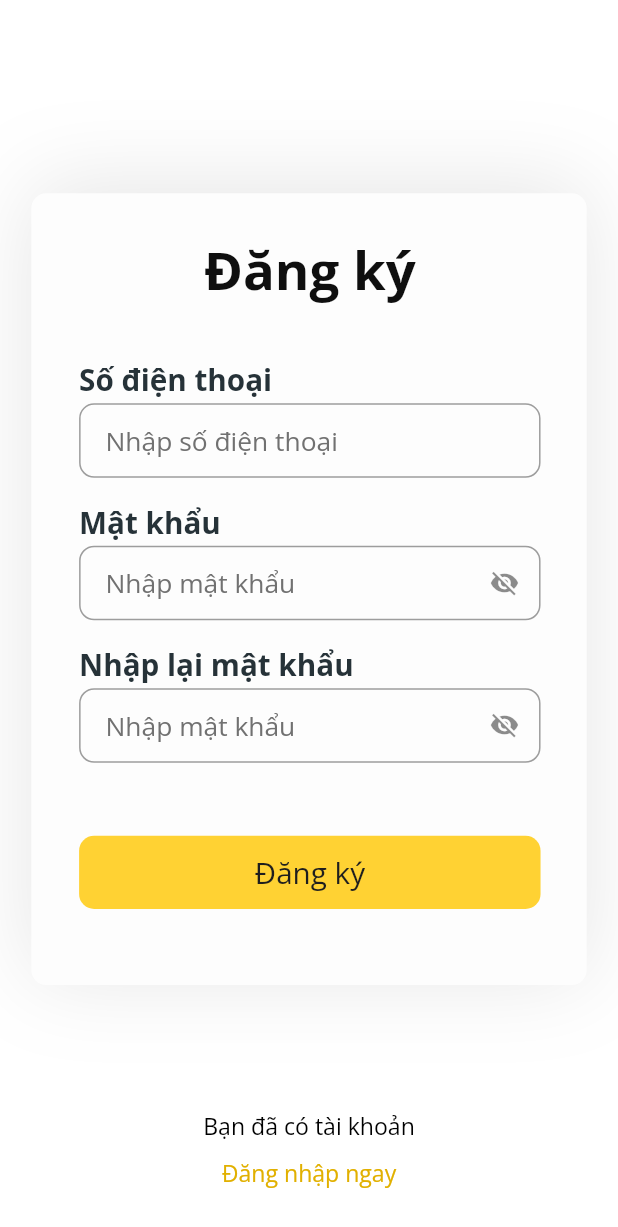
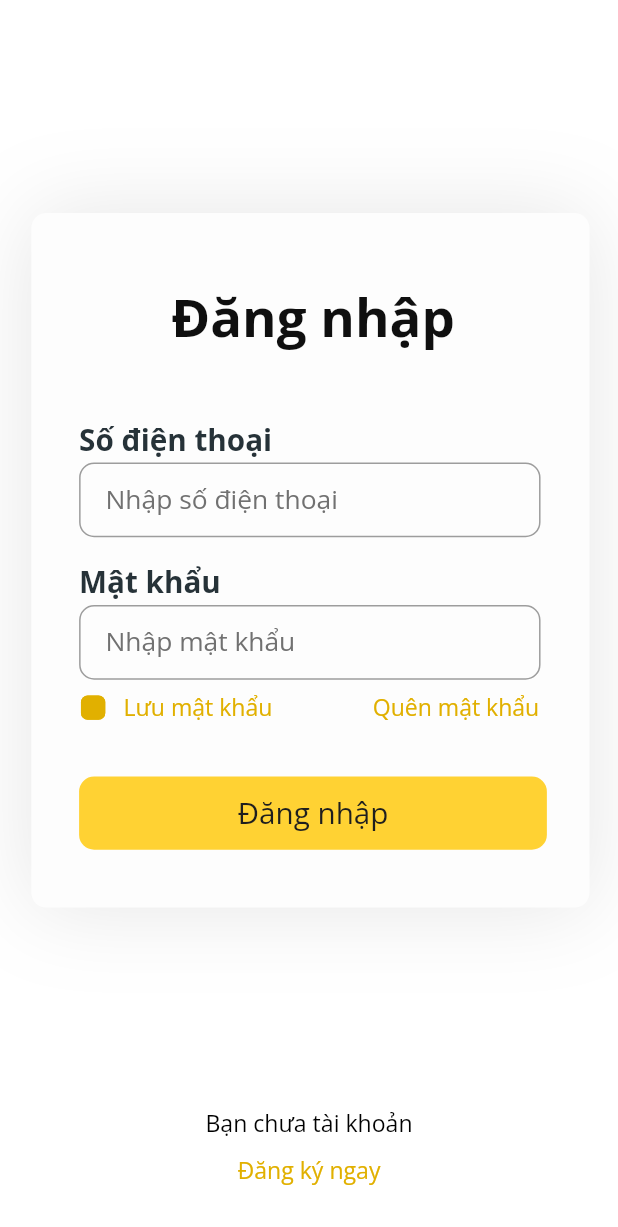
Before and after one commit to dungnnwork/Accum_Points, a Flutter app: the screen it shows after launch, on a phone screen of 412 x 824 dp. Shown: the top 1227 px of the screen. Run offline on Flutter 3.47's test engine with Material 2 defaults, Android fonts, the phone set to English and light mode, and no system bars; our stand-ins replace flutter_screenutil.

Commit message:
add login_page

```diff
--- a/lib/main.dart
+++ b/lib/main.dart
@@ -18,7 +18,7 @@ class MyApp extends StatelessWidget {
         builder: (context, child) {
           return MaterialApp(
             debugShowCheckedModeBanner: false,
-            home: const SignUpPage(),
+            home: const LoginPage(),
             theme: ThemeData(
               fontFamily: "Open Sans",
             ),
--- /dev/null
+++ b/lib/views/screens/login_page/button_main.dart
@@ -0,0 +1,24 @@
+import 'package:flutter/material.dart';
+import 'package:flutter_screenutil/flutter_screenutil.dart';
+
+class ButtonMain extends Container {
+  String text;
+  ButtonMain({Key? key, required this.text}) : super(key: key);
+  Container getButtonMain() {
+    return Container(
+      height: 48.h,
+      decoration: BoxDecoration(
+        borderRadius: BorderRadius.circular(10),
+        color: const Color(0xffFFD233),
+      ),
+      child: Center(
+          child: Text(
+        text,
+        style: TextStyle(
+            color: const Color(0xff1E1E1E),
+            fontSize: 18.sp,
+            fontWeight: FontWeight.w400),
+      )),
+    );
+  }
+}
--- a/lib/views/screens/login_page/login_page.dart
+++ b/lib/views/screens/login_page/login_page.dart
@@ -1,5 +1,7 @@
 import 'dart:isolate';
 
+import 'package:accum_points_app/views/screens/login_page/button_main.dart';
+import 'package:accum_points_app/views/screens/login_page/text_field_log.dart';
 import 'package:flutter/gestures.dart';
 import 'package:flutter/material.dart';
 import 'package:flutter_screenutil/flutter_screenutil.dart';
@@ -16,21 +18,23 @@ class _LoginPageState extends State<LoginPage> {
   @override
   Widget build(BuildContext context) {
     return Scaffold(
-      body: Container(
-        width: 375.w,
-        height: 832.h,
+      body: SingleChildScrollView(
+        child: Container(
           decoration: const BoxDecoration(color: Colors.white),
-        child: Container(
-          height: 446.h,
+          child: Column(
+            children: [
+              Container(
                 margin: EdgeInsets.only(left: 19.w, top: 140.h, right: 19),
                 decoration: BoxDecoration(
                   color: const Color(0xfffdfdfd),
                   borderRadius: BorderRadius.circular(10),
                   boxShadow: const [
-              BoxShadow(blurRadius: 50, color: Color.fromRGBO(0, 0, 0, 0.1))
+                    BoxShadow(
+                        blurRadius: 50, color: Color.fromRGBO(0, 0, 0, 0.1))
                   ],
                 ),
-          padding: EdgeInsets.only(top: 44.h, left: 29.w, right: 28.h),
+                padding: EdgeInsets.only(
+                    top: 44.h, left: 29.w, right: 28.h, bottom: 38.h),
                 child: Column(
                     textDirection: TextDirection.ltr,
                     crossAxisAlignment: CrossAxisAlignment.start,
@@ -39,7 +43,7 @@ class _LoginPageState extends State<LoginPage> {
                         child: Text(
                           'Đăng nhập',
                           style: TextStyle(
-                        color: Color(0xff0f0f0f),
+                              color: const Color(0xff0f0f0f),
                               fontSize: 32.sp,
                               fontWeight: FontWeight.w700),
                         ),
@@ -48,12 +52,114 @@ class _LoginPageState extends State<LoginPage> {
                       Text(
                         'Số điện thoại',
                         style: TextStyle(
-                      color: Color(0xff263238),
+                            color: const Color(0xff263238),
                             fontSize: 18.sp,
                             fontWeight: FontWeight.w700),
                       ),
                       SizedBox(height: 2.h),
+                      TextFieldLog(
+                              hintText: 'Nhập số điện thoại',
+                              textInputType: TextInputType.number)
+                          .constrainedBox(),
+                      SizedBox(height: 16.h),
+                      Text(
+                        'Mật khẩu',
+                        style: TextStyle(
+                            color: const Color(0xff263238),
+                            fontSize: 18.sp,
+                            fontWeight: FontWeight.w700),
+                      ),
+                      SizedBox(height: 2.h),
+                      TextFieldLog(
+                              hintText: 'Nhập mật khẩu',
+                              textInputType: TextInputType.text)
+                          .constrainedBox(),
+                      Container(
+                        padding: EdgeInsets.only(top: 8.h),
+                        child: Row(
+                          children: [
+                            SizedBox(
+                              width: 17.w,
+                              height: 17.w,
+                              child: Transform.scale(
+                                scale: 0.9,
+                                child: Checkbox(
+                                  shape: RoundedRectangleBorder(
+                                      borderRadius: BorderRadius.circular(5)),
+                                  side: const BorderSide(
+                                      width: 1, color: Color(0xffE1B000)),
+                                  activeColor: const Color(0xffE1B000),
+                                  fillColor: MaterialStateProperty.all(
+                                      const Color(0xffE1B000)),
+                                  value: _rememberMe,
+                                  onChanged: (value) {
+                                    setState(() {
+                                      _rememberMe = !_rememberMe;
+                                    });
+                                  },
+                                ),
+                              ),
+                            ),
+                            SizedBox(
+                              width: 10.w,
+                            ),
+                            Text(
+                              'Lưu mật khẩu',
+                              style: TextStyle(
+                                  color: const Color(0xffE1B000),
+                                  fontSize: 14.sp,
+                                  fontWeight: FontWeight.w400,
+                                  letterSpacing: -0.02),
+                            ),
+                            SizedBox(
+                              width: 61.w,
+                            ),
+                            Text(
+                              'Quên mật khẩu',
+                              style: TextStyle(
+                                  color: const Color(0xffE1B000),
+                                  fontSize: 14.sp,
+                                  fontWeight: FontWeight.w400,
+                                  letterSpacing: -0.02),
+                            ),
+                          ],
+                        ),
+                      ),
+                      SizedBox(
+                        height: 35.h,
+                      ),
+                      ButtonMain(text: 'Đăng nhập').getButtonMain()
                     ]),
+              ),
+              SizedBox(
+                height: 132.h,
+              ),
+              Center(
+                child: Text(
+                  'Bạn chưa tài khoản',
+                  style: TextStyle(
+                      fontSize: 14.sp,
+                      fontWeight: FontWeight.w400,
+                      color: Colors.black),
+                ),
+              ),
+              SizedBox(
+                height: 10.h,
+              ),
+              Center(
+                child: Text(
+                  'Đăng ký ngay',
+                  style: TextStyle(
+                      fontSize: 14.sp,
+                      fontWeight: FontWeight.w400,
+                      color: Color(0xffe1b000)),
+                ),
+              ),
+              SizedBox(
+                height: 42.h,
+              ),
+            ],
+          ),
         ),
       ),
     );
--- /dev/null
+++ b/lib/views/screens/login_page/text_field_log.dart
@@ -0,0 +1,27 @@
+import 'package:flutter/material.dart';
+import 'package:flutter_screenutil/flutter_screenutil.dart';
+
+class TextFieldLog {
+  String hintText;
+  TextInputType textInputType;
+  TextFieldLog({required this.hintText, required this.textInputType});
+  ConstrainedBox constrainedBox() {
+    return ConstrainedBox(
+      constraints: BoxConstraints(maxHeight: 49.h, maxWidth: 280.w),
+      child: TextField(
+        keyboardType: textInputType,
+        decoration: InputDecoration(
+            hintText: hintText,
+            contentPadding:
+                EdgeInsets.symmetric(vertical: 15.h, horizontal: 16.w),
+            hintStyle: TextStyle(
+                color: const Color(0xff717171),
+                fontSize: 16.sp,
+                fontWeight: FontWeight.w400),
+            border: const OutlineInputBorder(
+                borderRadius: BorderRadius.all(Radius.circular(10)),
+                borderSide: BorderSide(width: 1, color: Color(0xffa1a1a1)))),
+      ),
+    );
+  }
+}
--- a/lib/views/screens/sign_up_page/sign_up_page.dart
+++ b/lib/views/screens/sign_up_page/sign_up_page.dart
@@ -1,3 +1,4 @@
+import 'package:accum_points_app/views/screens/login_page/text_field_log.dart';
 import 'package:flutter/material.dart';
 import 'package:flutter_screenutil/flutter_screenutil.dart';
 
@@ -52,26 +53,10 @@ class _SignUpPageState extends State<SignUpPage> {
                         color: const Color(0xff263238)),
                   ),
                   SizedBox(height: 2.h),
-                  ConstrainedBox(
-                    constraints:
-                        BoxConstraints(maxHeight: 49.h, maxWidth: 280.w),
-                    child: TextField(
-                      keyboardType: TextInputType.number,
-                      decoration: InputDecoration(
+                  TextFieldLog(
                           hintText: 'Nhập số điện thoại',
-                          contentPadding: EdgeInsets.symmetric(
-                              vertical: 13.h, horizontal: 16.w),
-                          hintStyle: TextStyle(
-                              color: const Color(0xff717171),
-                              fontSize: 16.sp,
-                              fontWeight: FontWeight.w400),
-                          border: const OutlineInputBorder(
-                              borderRadius:
-                                  BorderRadius.all(Radius.circular(10)),
-                              borderSide: BorderSide(
-                                  width: 1, color: Color(0xffa1a1a1)))),
-                    ),
-                  ),
+                          textInputType: TextInputType.text)
+                      .constrainedBox(),
                   SizedBox(height: 16.h),
                   Text(
                     'Mật khẩu',
```
Lines whose indentation alone changed are shown as unchanged.
